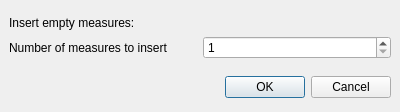
Old version of the form mscore/mscore/insertmeasuresdialog.ui in the repository musescore/musescore-old.
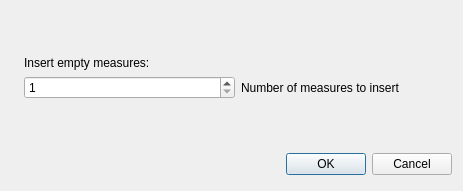
New version of the form. Icons and pictures are not drawn.

Patch:
```diff
--- a/mscore/mscore/insertmeasuresdialog.ui
+++ b/mscore/mscore/insertmeasuresdialog.ui
@@ -5,20 +5,34 @@
    <rect>
     <x>0</x>
     <y>0</y>
-    <width>400</width>
-    <height>112</height>
+    <width>463</width>
+    <height>191</height>
    </rect>
   </property>
   <property name="windowTitle" >
    <string>Mscore: Insert Measures</string>
   </property>
-  <layout class="QVBoxLayout" >
-   <property name="margin" >
-    <number>9</number>
-   </property>
-   <property name="spacing" >
-    <number>6</number>
-   </property>
+  <layout class="QVBoxLayout" name="verticalLayout_2" >
+   <item>
+    <layout class="QHBoxLayout" name="horizontalLayout" >
+     <item>
+      <widget class="QLabel" name="label_3" >
+       <property name="sizePolicy" >
+        <sizepolicy vsizetype="Ignored" hsizetype="Fixed" >
+         <horstretch>0</horstretch>
+         <verstretch>0</verstretch>
+        </sizepolicy>
+       </property>
+       <property name="text" >
+        <string/>
+       </property>
+       <property name="pixmap" >
+        <pixmap resource="mscore.qrc" >:/data/bg1.jpg</pixmap>
+       </property>
+      </widget>
+     </item>
+     <item>
+      <layout class="QVBoxLayout" name="verticalLayout" >
    <item>
     <spacer>
      <property name="orientation" >
@@ -47,13 +61,9 @@
      <property name="spacing" >
       <number>6</number>
      </property>
-     <item>
-      <widget class="QLabel" name="label" >
-       <property name="text" >
-        <string>Number of measures to insert</string>
-       </property>
-      </widget>
-     </item>
+         <property name="margin" >
+          <number>0</number>
+         </property>
      <item>
       <widget class="QSpinBox" name="insmeasures" >
        <property name="maximum" >
@@ -62,16 +72,26 @@
        <property name="minimum" >
         <number>1</number>
        </property>
+           <property name="maximum" >
+            <number>1000</number>
+           </property>
+          </widget>
+         </item>
+         <item>
+          <widget class="QLabel" name="label" >
+           <property name="text" >
+            <string>Number of measures to insert</string>
+           </property>
       </widget>
      </item>
     </layout>
    </item>
    <item>
-    <spacer>
+        <spacer name="verticalSpacer" >
      <property name="orientation" >
       <enum>Qt::Vertical</enum>
      </property>
-     <property name="sizeHint" >
+         <property name="sizeHint" stdset="0" >
       <size>
        <width>20</width>
        <height>40</height>
@@ -81,9 +101,6 @@
    </item>
    <item>
     <layout class="QHBoxLayout" >
-     <property name="margin" >
-      <number>0</number>
-     </property>
      <property name="spacing" >
       <number>6</number>
      </property>
@@ -92,7 +109,7 @@
        <property name="orientation" >
         <enum>Qt::Horizontal</enum>
        </property>
-       <property name="sizeHint" >
+           <property name="sizeHint" stdset="0" >
         <size>
          <width>131</width>
          <height>31</height>
@@ -117,6 +134,10 @@
     </layout>
    </item>
   </layout>
+     </item>
+    </layout>
+   </item>
+  </layout>
  </widget>
  <resources/>
  <connections>
```
Left out of the diff: 15 changed lines with no effect on the pictures. Lines whose indentation alone changed are shown as unchanged.
